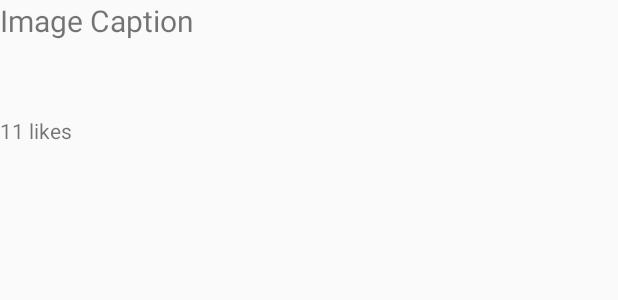
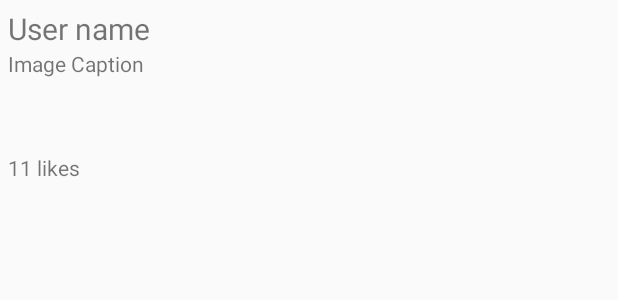
Before and after one commit to scottrichards/AndroidInstagramViewer, an Android app: the layout item_photo.xml on its own in the app's theme, with its tools: preview values and no code run, on a phone screen of 412 x 824 dp. Shown: the top 300 px of the screen. Run offline under Robolectric (Android 15) with nearby library versions, the phone set to English and light mode, and no system bars.

Commit message:
Layout adjustments add username

```diff
--- a/app/src/main/java/com/bitwyze/instagramviewer/InstagramPhotosAdapter.java
+++ b/app/src/main/java/com/bitwyze/instagramviewer/InstagramPhotosAdapter.java
@@ -29,6 +29,8 @@ public class InstagramPhotosAdapter extends ArrayAdapter<InstagramPhoto> {
         TextView tvCaption = (TextView)convertView.findViewById(R.id.caption);
         ImageView ivPhoto = (ImageView)convertView.findViewById(R.id.imageView);
         TextView tvLikes = (TextView)convertView.findViewById(R.id.likes);
+        TextView tvUserName = (TextView)convertView.findViewById(R.id.username);
+        tvUserName.setText(photo.username);
         tvLikes.setText(photo.likes);
         tvCaption.setText(photo.caption);
         ivPhoto.setImageResource(0);
--- a/app/src/main/java/com/bitwyze/instagramviewer/MainActivity.java
+++ b/app/src/main/java/com/bitwyze/instagramviewer/MainActivity.java
@@ -85,7 +85,10 @@ public class MainActivity extends AppCompatActivity {
                             for (int i = 0; i < photosJSON.length(); i++) {
                                 JSONObject photoJSON = photosJSON.getJSONObject(i);
                                 InstagramPhoto photo = new InstagramPhoto();
-                                photo.username = photoJSON.getJSONObject("user").getString("username");
+                                photo.username = photoJSON.getJSONObject("user").getString("full_name");
+                                if (photo.username.length() == 0) {
+                                    photo.username = photoJSON.getJSONObject("user").getString("username");
+                                }
                                 photo.caption = photoJSON.getJSONObject("caption").getString("text");
                                 photo.likes = photoJSON.getJSONObject("likes").getString("count");
                                 photo.imageUrl = photoJSON.getJSONObject("images").getJSONObject("standard_resolution").getString("url");
--- a/app/src/main/res/layout/item_photo.xml
+++ b/app/src/main/res/layout/item_photo.xml
@@ -1,20 +1,33 @@
 <?xml version="1.0" encoding="utf-8"?>
 <RelativeLayout xmlns:android="http://schemas.android.com/apk/res/android"
                 android:layout_width="match_parent"
-                android:layout_height="match_parent">
+                android:layout_height="match_parent"
+    android:paddingLeft="5dp"
+    >
 
 
     <TextView
         android:layout_width="wrap_content"
         android:layout_height="wrap_content"
-        android:text="Image Caption"
-        android:id="@+id/caption"
+        android:text="User name"
+        android:id="@+id/username"
         android:layout_alignParentTop="true"
         android:layout_alignParentLeft="true"
         android:layout_alignParentStart="true"
         android:textSize="20dp"
+        android:layout_marginTop="5dp"
+        android:ellipsize="end"/>
+
+    <TextView
+        android:layout_width="wrap_content"
+        android:layout_height="wrap_content"
+        android:textAppearance="?android:attr/textAppearanceSmall"
+        android:id="@+id/caption"
+        android:text="Image Caption"
+        android:layout_below="@+id/username"
+        android:layout_alignParentLeft="true"
         android:maxLines="3"
-        android:ellipsize="end"/>
+        />
 
     <ImageView
         android:layout_width="wrap_content"
@@ -46,5 +59,6 @@
         android:text=" likes"
         android:id="@+id/textView2"
         android:layout_below="@+id/imageView"
-        android:layout_toRightOf="@id/likes" />
+        android:layout_toRightOf="@id/likes"
+        android:layout_marginBottom="5dp"/>
 </RelativeLayout>
```
